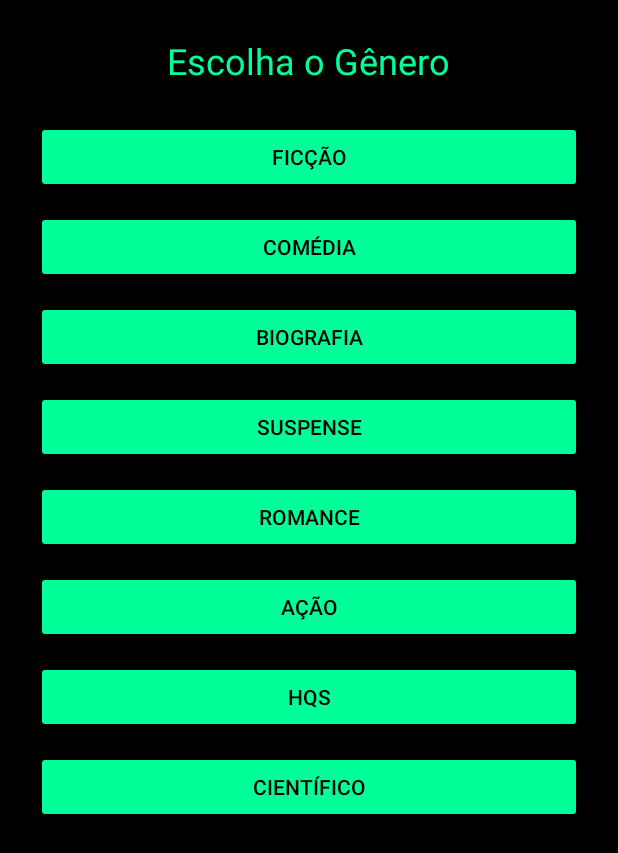
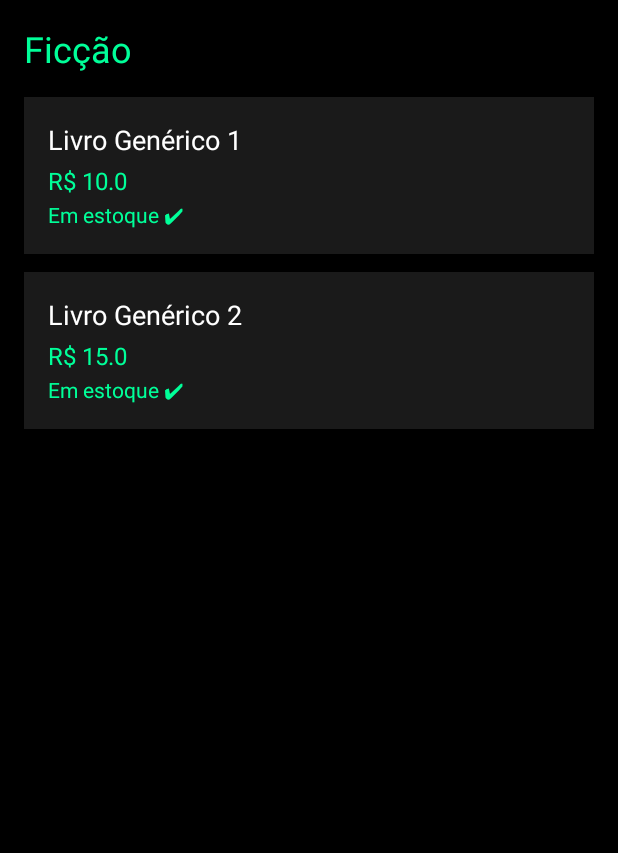
Before and after one commit to Victor-Diniz-Dev/mobile-book-now-app, an Android app: the GeneroActivity screen opened directly, with no data from a screen before it, after a tap on "FICÇÃO", on a phone screen of 412 x 824 dp. Shown: the top 853 px of the screen. Run offline under Robolectric (Android 15) with nearby library versions, the phone set to English and light mode, and no system bars.

Commit message:
Esboco lista de livros Back-End

```diff
--- a/BookNow_KotlinApp2705/app/src/main/AndroidManifest.xml
+++ b/BookNow_KotlinApp2705/app/src/main/AndroidManifest.xml
@@ -21,6 +21,9 @@
         </activity>
 
         <activity android:name=".GeneroActivity" android:exported="false"/>
+        <activity android:name=".ListaLivrosActivity" android:exported="false"/>
+        <activity android:name=".DetalheLivroActivity" android:exported="false"/>
+
 
 
     </application>
--- a/BookNow_KotlinApp2705/app/src/main/java/com/example/booknow/GeneroActivity.kt
+++ b/BookNow_KotlinApp2705/app/src/main/java/com/example/booknow/GeneroActivity.kt
@@ -34,6 +34,9 @@ class GeneroActivity : AppCompatActivity() {
                 // Aqui da pra abrir a próxima tela tipo: Lista de Livros do genero escolhido
                 // startActivity(Intent(this, ListaLivrosActivity::class.java))
                 //pesquisar sobre  uma variavel intent pra abrir a tela de lista de livros e nao ficar fazendo varios layouts pra mesma coisa
+                val intent = Intent(this, ListaLivrosActivity::class.java)
+                intent.putExtra("GENERO", genero)
+                startActivity(intent)
             }
         }
     }
--- /dev/null
+++ b/BookNow_KotlinApp2705/app/src/main/java/com/example/booknow/ListaLivrosActivity.kt
@@ -0,0 +1,88 @@
+package com.example.booknow
+
+import android.content.Intent
+import android.os.Bundle
+import android.widget.TextView
+import androidx.appcompat.app.AppCompatActivity
+import androidx.recyclerview.widget.LinearLayoutManager
+import androidx.recyclerview.widget.RecyclerView
+import com.example.booknow.model.Livro
+import com.example.booknow.adapter.LivroAdapter
+
+
+class ListaLivrosActivity : AppCompatActivity() {
+
+    private lateinit var recyclerView: RecyclerView
+    private lateinit var adapter: LivroAdapter
+
+    override fun onCreate(savedInstanceState: Bundle?) {
+        super.onCreate(savedInstanceState)
+        setContentView(R.layout.activity_lista_livros)
+
+        // Ativa a seta de voltar na AppBar
+        supportActionBar?.setDisplayHomeAsUpEnabled(true)
+        supportActionBar?.title = "Livros"
+
+        val genero = intent.getStringExtra("GENERO")
+
+        val titulo = findViewById<TextView>(R.id.txtTituloGenero)
+        titulo.text = genero
+
+        recyclerView = findViewById(R.id.recyclerLivros)
+        recyclerView.layoutManager = LinearLayoutManager(this)
+
+        val livros = getLivrosPorGenero(genero)
+        adapter = LivroAdapter(livros) { livroSelecionado ->
+            val intent = Intent(this, DetalheLivroActivity::class.java)
+            intent.putExtra("LIVRO", livroSelecionado.titulo)
+            intent.putExtra("PRECO", livroSelecionado.preco)
+            intent.putExtra("ESTOQUE", livroSelecionado.emEstoque)
+            startActivity(intent)
+        }
+
+        recyclerView.adapter = adapter
+    }
+
+    //aqui vamos ter q pegar de um repository, jogar num DTO e dar o get aqui provavelmente.
+    private fun getLivrosPorGenero(genero: String?): List<Livro> {
+        return when (genero) {
+            "Ficção Científica" -> listOf(
+                Livro("A Sociedade e a Tecnologia", 29.00, true),
+                Livro("Astrofísica para Gente com Pressa", 34.00, false),
+                Livro("Cosmos", 18.00, true)
+            )
+            "Comédia" -> listOf(
+                Livro("Piadas Nerds", 22.00, true),
+                Livro("O Guia do Mochileiro das Galáxias", 25.00, true)
+            )
+            "Romance" -> listOf(
+                Livro("A Culpa é das Estrelas", 28.00, true),
+                Livro("Orgulho e Preconceito", 30.00, true)
+            )
+            "Ação" -> listOf(
+                Livro("Missão Impossível", 27.00, true),
+                Livro("John Wick", 32.00, false)
+            )
+            "Biografia" -> listOf(
+                Livro("Steve Jobs", 35.00, true),
+                Livro("Elon Musk", 33.00, true)
+            )
+            "Suspense" -> listOf(
+                Livro("Garota Exemplar", 26.00, true),
+                Livro("O Iluminado", 30.00, true)
+            )
+            "HQs" -> listOf(
+                Livro("Batman: A Piada Mortal", 18.00, true),
+                Livro("Homem-Aranha: Aranhaverso", 22.00, true)
+            )
+            "Científico" -> listOf(
+                Livro("Breves Respostas para Grandes Questões", 31.00, true),
+                Livro("Uma Breve História do Tempo", 29.00, false)
+            )
+            else -> listOf(
+                Livro("Livro Genérico 1", 10.00, true),
+                Livro("Livro Genérico 2", 15.00, true)
+            )
+        }
+    }
+}
--- a/BookNow_KotlinApp2705/app/src/main/java/com/example/booknow/LoginActivity.kt
+++ b/BookNow_KotlinApp2705/app/src/main/java/com/example/booknow/LoginActivity.kt
@@ -23,7 +23,7 @@ class LoginActivity : AppCompatActivity() {
             val senha = editSenha.text.toString()
 
             //tem q fazer validação vindo do banco pra liberar esse cara....
-            if (email == "joaolima@gmail.com" && senha == "123") {
+            if (email == "teste" && senha == "123") {
                 Toast.makeText(this, "Login bem-sucedido!", Toast.LENGTH_SHORT).show()
                 startActivity(Intent(this, GeneroActivity::class.java))
                 finish()
--- /dev/null
+++ b/BookNow_KotlinApp2705/app/src/main/java/com/example/booknow/adapter/LivroAdapter.kt
@@ -0,0 +1,40 @@
+package com.example.booknow.adapter
+
+import android.view.LayoutInflater
+import android.view.View
+import android.view.ViewGroup
+import android.widget.TextView
+import androidx.recyclerview.widget.RecyclerView
+import com.example.booknow.R
+import com.example.booknow.model.Livro
+
+
+class LivroAdapter(
+    private val listaLivros: List<Livro>,
+    private val onItemClick: (Livro) -> Unit
+) : RecyclerView.Adapter<LivroAdapter.LivroViewHolder>() {
+
+    class LivroViewHolder(itemView: View) : RecyclerView.ViewHolder(itemView) {
+        val titulo: TextView = itemView.findViewById(R.id.txtTituloLivro)
+        val preco: TextView = itemView.findViewById(R.id.txtPrecoLivro)
+        val estoque: TextView = itemView.findViewById(R.id.txtEstoqueLivro)
+    }
+
+    override fun onCreateViewHolder(parent: ViewGroup, viewType: Int): LivroViewHolder {
+        val view = LayoutInflater.from(parent.context).inflate(R.layout.item_livro, parent, false)
+        return LivroViewHolder(view)
+    }
+
+    override fun onBindViewHolder(holder: LivroViewHolder, position: Int) {
+        val livro = listaLivros[position]
+        holder.titulo.text = livro.titulo
+        holder.preco.text = "R$ ${livro.preco}"
+        holder.estoque.text = if (livro.emEstoque) "Em estoque ✔" else "Fora de estoque ❌"
+
+        holder.itemView.setOnClickListener {
+            onItemClick(livro)
+        }
+    }
+
+    override fun getItemCount(): Int = listaLivros.size
+}
--- /dev/null
+++ b/BookNow_KotlinApp2705/app/src/main/java/com/example/booknow/model/Livro.kt
@@ -0,0 +1,7 @@
+package com.example.booknow.model
+
+data class Livro(
+    val titulo: String,
+    val preco: Double,
+    val emEstoque: Boolean
+)
--- /dev/null
+++ b/BookNow_KotlinApp2705/app/src/main/res/layout/activity_lista_livros.xml
@@ -0,0 +1,22 @@
+<?xml version="1.0" encoding="utf-8"?>
+<LinearLayout xmlns:android="http://schemas.android.com/apk/res/android"
+    android:orientation="vertical"
+    android:background="#000000"
+    android:padding="16dp"
+    android:layout_width="match_parent"
+    android:layout_height="match_parent">
+
+    <TextView
+        android:id="@+id/txtTituloGenero"
+        android:text="Ficção Científica"
+        android:textColor="#00FF99"
+        android:textSize="24sp"
+        android:layout_marginBottom="16dp"
+        android:layout_width="wrap_content"
+        android:layout_height="wrap_content"/>
+
+    <androidx.recyclerview.widget.RecyclerView
+        android:id="@+id/recyclerLivros"
+        android:layout_width="match_parent"
+        android:layout_height="match_parent"/>
+</LinearLayout>
--- /dev/null
+++ b/BookNow_KotlinApp2705/app/src/main/res/layout/item_livro.xml
@@ -0,0 +1,36 @@
+<?xml version="1.0" encoding="utf-8"?>
+<LinearLayout xmlns:android="http://schemas.android.com/apk/res/android"
+    android:orientation="vertical"
+    android:background="#1A1A1A"
+    android:padding="16dp"
+    android:layout_marginBottom="12dp"
+    android:layout_width="match_parent"
+    android:layout_height="wrap_content">
+
+    <TextView
+        android:id="@+id/txtTituloLivro"
+        android:text="Título do Livro"
+        android:textColor="#FFFFFF"
+        android:textSize="18sp"
+        android:layout_width="wrap_content"
+        android:layout_height="wrap_content"/>
+
+    <TextView
+        android:id="@+id/txtPrecoLivro"
+        android:text="R$ 00.00"
+        android:textColor="#00FF99"
+        android:textSize="16sp"
+        android:layout_marginTop="4dp"
+        android:layout_width="wrap_content"
+        android:layout_height="wrap_content"/>
+
+    <TextView
+        android:id="@+id/txtEstoqueLivro"
+        android:text="Em estoque"
+        android:textColor="#00FF99"
+        android:textSize="14sp"
+        android:layout_marginTop="2dp"
+        android:layout_width="wrap_content"
+        android:layout_height="wrap_content"/>
+
+</LinearLayout>
```
Also changed, not shown: BookNow_KotlinApp2705/app/src/main/java/com/example/booknow/DetalheLivroActivity.kt (added, +36 -0 lines), BookNow_KotlinApp2705/app/src/main/res/layout/activity_detalhe_livro.xml (added, +45 -0 lines), 282 other files.
